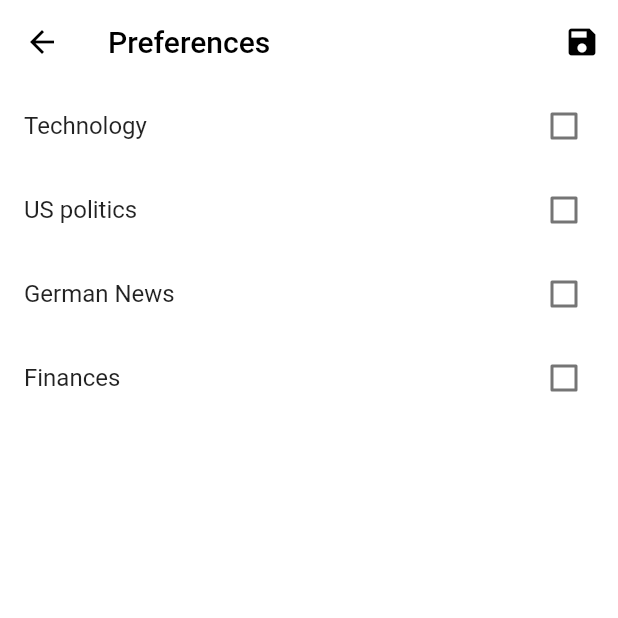
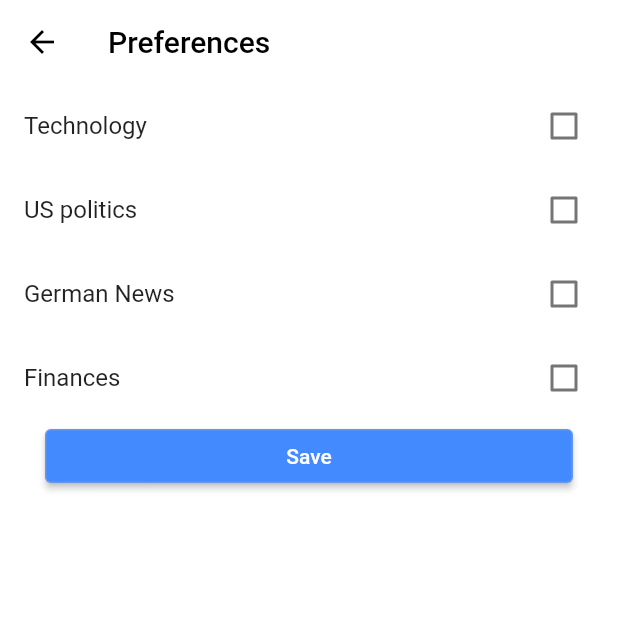
Before and after one commit to ASWE-PDA/Personal-Digital-Agent, a Flutter app: the PreferencesScreen screen opened directly, on a phone screen of 412 x 824 dp, the top half of it. Run offline on Flutter 3.47's test engine with Material 2 defaults, Android fonts, the phone set to English and light mode, and no system bars; our stand-ins replace avatar_glow, flutter_local_notifications, flutter_tts, flutter_typeahead, geolocator, google_nav_bar and 4 more; missing offline and left inert: alarm, device_calendar, spotify_sdk, statemachine, tmdb_api; accounts and stored records are empty.

Commit message:
constistent save buttons

```diff
--- a/lib/Screens/news_preferences_screen.dart
+++ b/lib/Screens/news_preferences_screen.dart
@@ -32,6 +32,7 @@ class _PreferencesScreenState extends State<PreferencesScreen> {
   Future<void> _savePreferences() async {
     await _prefs!.setStringList('preferences', _selectedPreferences);
     print("saved news prefs");
+    Navigator.of(context).pop();
   }
 
   void _handlePreferenceSelect(String preference, bool isSelected) {
@@ -46,8 +47,16 @@ class _PreferencesScreenState extends State<PreferencesScreen> {
 
   Widget _buildPreferenceList(List<String> preferenceList) {
     return ListView.builder(
-      itemCount: preferenceList.length,
+      itemCount: preferenceList.length + 1,
       itemBuilder: (context, index) {
+        if (index == preferenceList.length) {
+          return Container(
+              padding: EdgeInsets.symmetric(horizontal: 30.0),
+              child: ElevatedButton(
+                onPressed: _savePreferences,
+                child: Text("Save"),
+              ));
+        } else {
           final preference = preferenceList[index];
           final isSelected = _selectedPreferences.contains(preference);
 
@@ -57,6 +66,7 @@ class _PreferencesScreenState extends State<PreferencesScreen> {
             checkColor: Colors.green,
             onChanged: (value) => _handlePreferenceSelect(preference, value!),
           );
+        }
       },
     );
   }
@@ -76,12 +86,6 @@ class _PreferencesScreenState extends State<PreferencesScreen> {
     return Scaffold(
       appBar: AppBar(
         title: Text('Preferences'),
-        actions: [
-          IconButton(
-            icon: Icon(Icons.save),
-            onPressed: _savePreferences,
-          )
-        ],
       ),
       body: _selectedPreferences == null
           ? Center(child: CircularProgressIndicator())
```
Also changed, not shown: lib/Screens/good_morning_schedule_screen.dart (+6 -1 lines). Lines whose indentation alone changed are shown as unchanged.
